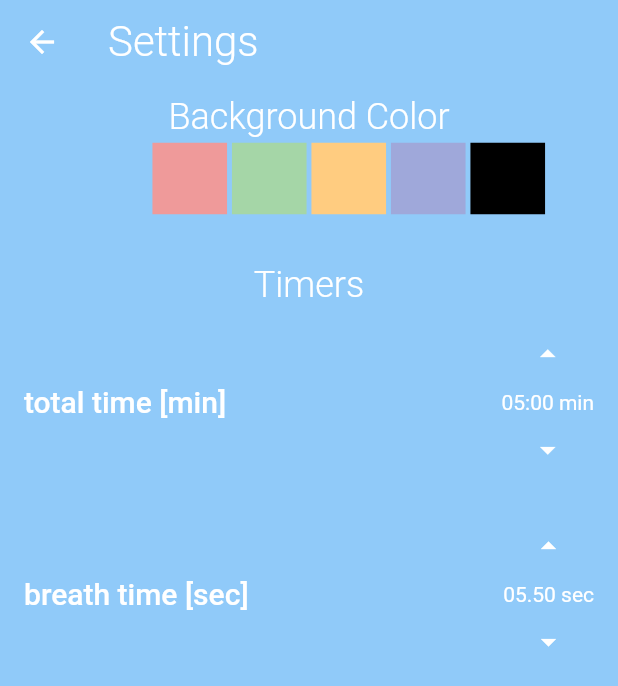
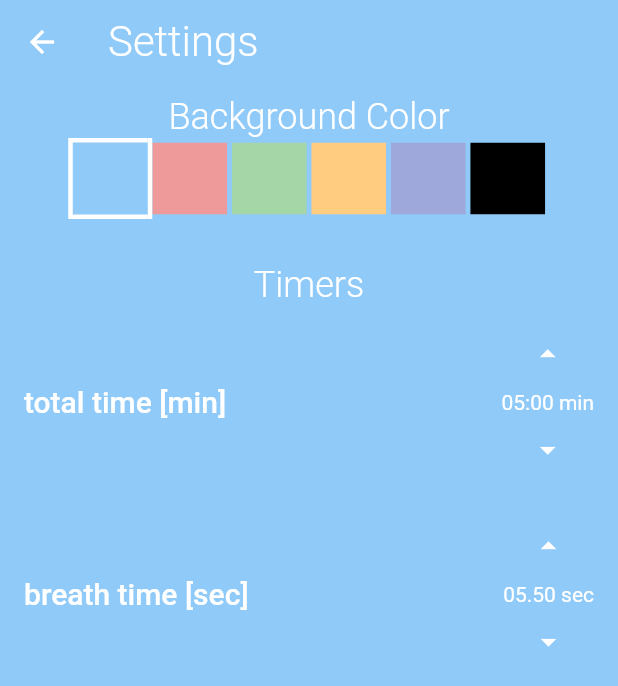
Before and after one commit to joscha0/breath, a Flutter app: the screen it shows after launch, after a tap on the "settings" icon, on a phone screen of 412 x 824 dp. Shown: the top 686 px of the screen. Run offline on Flutter 3.47's test engine with Material 2 defaults, Android fonts, the light colour scheme and no system bars; our stand-ins replace audioplayers, get, get_storage, percent_indicator, rive; statements that could not run were skipped.

Commit message:
add background color enum

```diff
--- a/lib/modules/settings/settings_controller.dart
+++ b/lib/modules/settings/settings_controller.dart
@@ -1,3 +1,4 @@
+import 'package:breath/shared/constants.dart';
 import 'package:breath/shared/theme_controller.dart';
 import 'package:breath/shared/themes.dart';
 import 'package:flutter/material.dart';
@@ -5,7 +6,7 @@ import 'package:get/get.dart';
 import 'package:get_storage/get_storage.dart';
 
 class SettingsController extends GetxController {
-  late List<String> themes;
+  List<BackgroundColors> themes = BackgroundColors.values;
   late RxList<bool> isSelected;
 
   final box = GetStorage();
@@ -25,9 +26,9 @@ class SettingsController extends GetxController {
 
   @override
   void onInit() {
-    themes = backgrounds.keys.toList();
     isSelected = List.generate(backgrounds.length, (index) => false).obs;
-    isSelected[themes.indexOf(box.read('background'))] = true;
+    isSelected[themes
+        .indexOf(box.read('background') ?? defaultBackgroundColor)] = true;
     totalTimeSeconds.value = box.read('totalTime') ?? 300;
     breathTimeMilliseconds.value = box.read('breathTime') ?? 5500;
     super.onInit();
--- a/lib/modules/settings/settings_page.dart
+++ b/lib/modules/settings/settings_page.dart
@@ -1,3 +1,4 @@
+import 'package:breath/shared/constants.dart';
 import 'package:breath/shared/themes.dart';
 import 'package:flutter/material.dart';
 import 'package:get/get.dart';
@@ -36,7 +37,7 @@ class SettingsPage extends GetView<SettingsController> {
                   ),
                   ToggleButtons(
                     children: [
-                      for (String theme in c.themes) ...[
+                      for (BackgroundColors theme in c.themes) ...[
                         Container(
                           color: backgrounds[theme],
                           width: 50,
--- /dev/null
+++ b/lib/shared/constants.dart
@@ -0,0 +1,22 @@
+// default values
+const int totalTimeSecondsDefault = 300;
+const int breathTimeMillisecondsDefault = 5500;
+const int maxTotalTimeSeconds = 3570;
+const int maxBreathTimeMilliseconds = 59500;
+
+// get storage
+const String boxTotalTime = 'totalTime';
+const String boxBreathTime = 'breathTime';
+const String boxBackgroundColor = 'background';
+
+// themes
+enum BackgroundColors {
+  blue,
+  red,
+  green,
+  orange,
+  indigo,
+  black,
+}
+
+const BackgroundColors defaultBackgroundColor = BackgroundColors.blue;
--- a/lib/shared/theme_controller.dart
+++ b/lib/shared/theme_controller.dart
@@ -2,6 +2,8 @@ import 'package:breath/shared/themes.dart';
 import 'package:flutter/material.dart';
 import 'package:get/get.dart';
 import 'package:get_storage/get_storage.dart';
+
+import 'constants.dart';
 
 class ThemeController extends GetxController {
   final box = GetStorage();
@@ -10,7 +12,8 @@ class ThemeController extends GetxController {
 
   @override
   void onInit() {
-    backgroundColor = Rx<Color>(backgrounds[box.read('background') ?? 'blue']);
+    backgroundColor =
+        Rx<Color>(backgrounds[box.read('background') ?? BackgroundColors.blue]);
     super.onInit();
   }
 }
--- a/lib/shared/themes.dart
+++ b/lib/shared/themes.dart
@@ -1,10 +1,12 @@
 import 'package:flutter/material.dart';
 
-Map<String, dynamic> backgrounds = {
-  'blue': Colors.blue[200],
-  'red': Colors.red[200],
-  'green': Colors.green[200],
-  'orange': Colors.orange[200],
-  'indigo': Colors.indigo[200],
-  'black': Colors.black,
+import 'constants.dart';
+
+final Map<BackgroundColors, dynamic> backgrounds = {
+  BackgroundColors.blue: Colors.blue[200],
+  BackgroundColors.red: Colors.red[200],
+  BackgroundColors.green: Colors.green[200],
+  BackgroundColors.orange: Colors.orange[200],
+  BackgroundColors.indigo: Colors.indigo[200],
+  BackgroundColors.black: Colors.black,
 };
```
